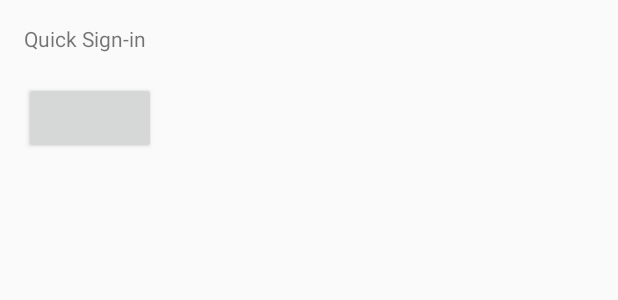
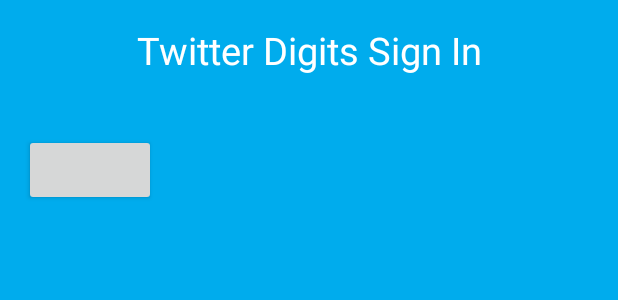
Before and after one commit to rahulsabnis/MasterKey, an Android app: the layout activity_sign__in.xml on its own in the app's theme, with its tools: preview values and no code run, on a phone screen of 412 x 824 dp. Shown: the top 300 px of the screen. Run offline under Robolectric (Android 15) with nearby library versions, the phone set to English and light mode, and no system bars; plain views replace DigitsAuthButton.

Commit message:
Twitter login screen looks nicer.

```diff
--- a/masterKey/src/main/java/com/mistersofcode/masterkey/Sign_In.java
+++ b/masterKey/src/main/java/com/mistersofcode/masterkey/Sign_In.java
@@ -2,6 +2,7 @@ package com.mistersofcode.masterkey;
 
 import android.app.Activity;
 import android.content.Intent;
+import android.graphics.Color;
 import android.os.Bundle;
 import android.util.Log;
 import android.view.Menu;
@@ -33,7 +34,6 @@ public class Sign_In extends Activity {
     @Override
     protected void onCreate(Bundle savedInstanceState) {
         super.onCreate(savedInstanceState);
-
         if (ParseUser.getCurrentUser() != null)
         {
             Intent actionStartCard = new Intent("com.mistersofcode.LaunchMain");
--- a/masterKey/src/main/res/layout/activity_sign__in.xml
+++ b/masterKey/src/main/res/layout/activity_sign__in.xml
@@ -8,12 +8,21 @@
                 android:paddingTop="@dimen/activity_vertical_margin"
                 android:paddingBottom="@dimen/activity_vertical_margin"
                 android:orientation="vertical"
+                android:background="#00ACED"
                 tools:context="com.mistersofcode.masterkey.Sign_In">
-    <TextView android:text="Quick Sign-in" android:layout_width="match_parent" android:layout_height="wrap_content"/>
+    <TextView android:text="@string/twitter"
+              android:textColor="#FFFFFF"
+              android:textSize="25dp"
+              android:gravity="center"
+              android:id="@+id/twitter"
+              android:layout_width="match_parent"
+              android:layout_height="wrap_content"/>
+    <TextView android:text="" android:layout_width="match_parent" android:layout_height="wrap_content"/>
     <TextView android:layout_width="match_parent" android:layout_height="wrap_content"/>
     <com.digits.sdk.android.DigitsAuthButton
             android:id="@+id/auth_button"
             android:layout_width="wrap_content"
-            android:layout_height="wrap_content" />
+            android:layout_height="wrap_content"
+            android:layout_gravity="center_vertical"/>
 
 </LinearLayout>
--- a/masterKey/src/main/res/values/strings.xml
+++ b/masterKey/src/main/res/values/strings.xml
@@ -12,6 +12,7 @@
     <string name="title_activity_add__user__account">Add User Account</string>
     <string name="sign_up">Create User Name</string>
     <string name="title_activity_organization_table">OrganizationTable</string>
+    <string name="twitter">Twitter Digits Sign In</string>
     <string name="code">Code</string>
     <string name="blurb">Blurb</string>
 </resources>
```
